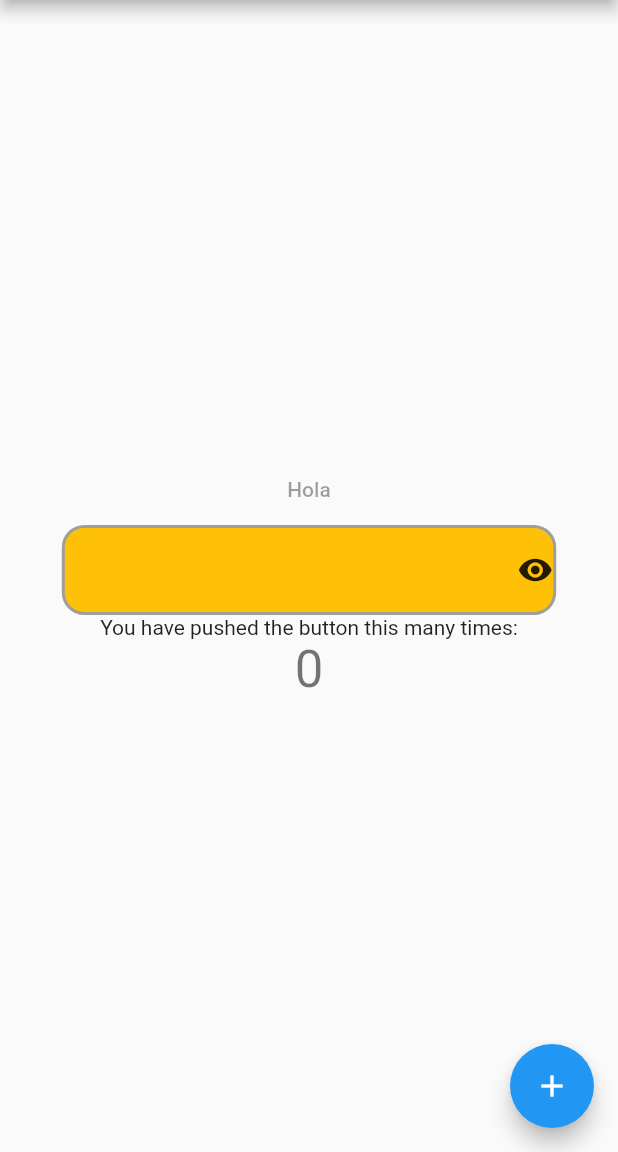
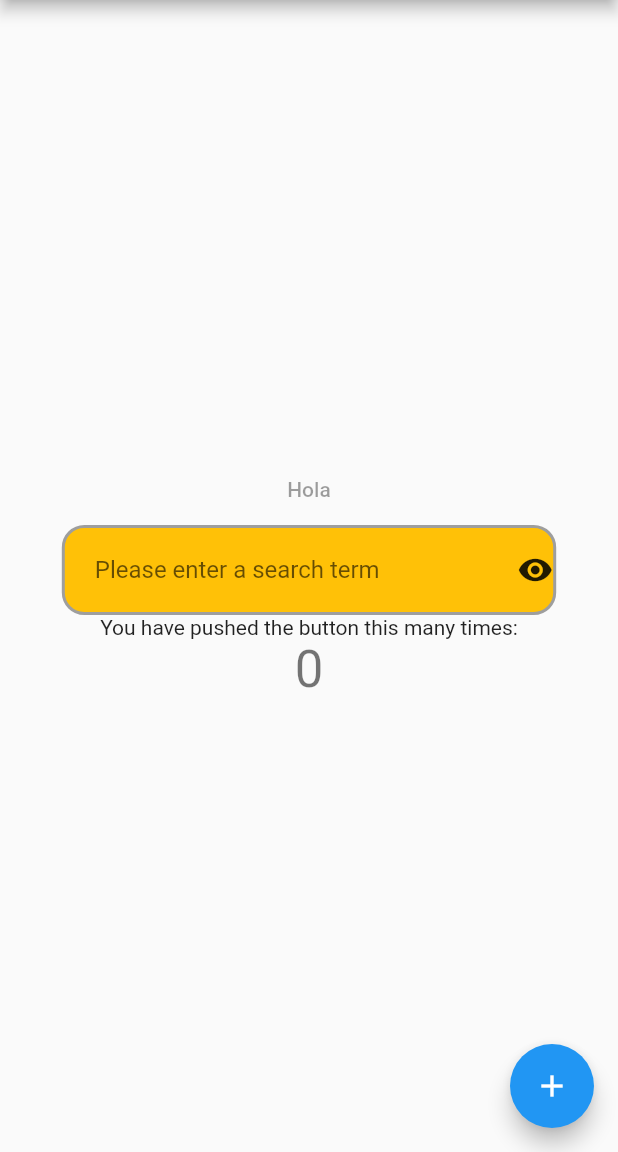
Before and after one commit to danielperez1234/registros-mike-sexto, a Flutter app: the screen it shows after launch, on a phone screen of 412 x 824 dp, the part 84-1236 px from its top. Run offline on Flutter 3.47's test engine with Material 2 defaults, Android fonts, the phone set to English and light mode, and no system bars; missing offline and left inert: dart:html; statements that could not run were skipped.

Commit message:
Actualizar cust_TextField.dart

```diff
--- a/lib/widgets/cust_TextField.dart
+++ b/lib/widgets/cust_TextField.dart
@@ -52,6 +52,9 @@ class _CustTextFieldState extends State<CustTextField> {
               keyboardType: widget.textInputType,
               obscureText: isObscure,
               decoration: InputDecoration(
+                  contentPadding: EdgeInsets.only(left: 20, right: 20),
+                  //labelText: 'Ingresa tu informacion',
+                  hintText: 'Please enter a search term',
                   border: InputBorder.none,
                   errorBorder: InputBorder.none,
                   enabledBorder: InputBorder.none,
```
